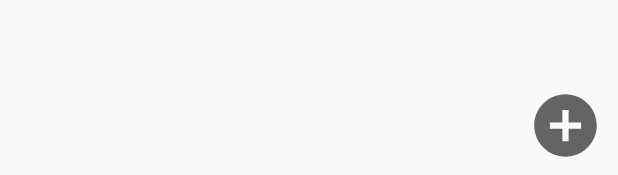
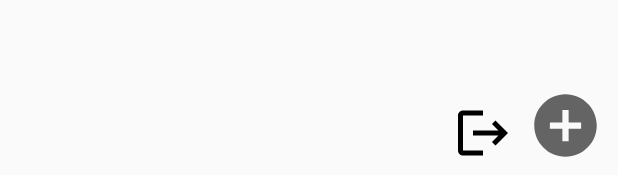
Before and after one commit to sudeepsawant10/Todo-App, an Android app: the layout activity_main.xml on its own in the app's theme, with its tools: preview values and no code run, on a phone screen of 412 x 824 dp. Shown: the part 1058-1233 px from the top of the screen. Run offline under Robolectric (Android 15) with nearby library versions, the phone set to English and light mode, and no system bars.

```diff
--- a/app/src/main/java/com/sudeep/todoapp/util/Common.java
+++ b/app/src/main/java/com/sudeep/todoapp/util/Common.java
@@ -3,4 +3,5 @@ package com.sudeep.todoapp.util;
 public class Common {
     public static final String CL_TX_CHECKLISTS = "cl_tx_checklists";
     public static final String CL_TX_USERS = "cl_tx_users";
+    public static final String C_KEY_APP_LOGIN_VALUES = "c_key_app_login_values";
 }
--- /dev/null
+++ b/app/src/main/res/drawable/img_logout_24.xml
@@ -0,0 +1,5 @@
+<vector android:autoMirrored="true" android:height="24dp"
+    android:tint="#000000" android:viewportHeight="24"
+    android:viewportWidth="24" android:width="24dp" xmlns:android="http://schemas.android.com/apk/res/android">
+    <path android:fillColor="@android:color/white" android:pathData="M17,7l-1.41,1.41L18.17,11H8v2h10.17l-2.58,2.58L17,17l5,-5zM4,5h8V3H4c-1.1,0 -2,0.9 -2,2v14c0,1.1 0.9,2 2,2h8v-2H4V5z"/>
+</vector>
--- a/app/src/main/res/layout/activity_login.xml
+++ b/app/src/main/res/layout/activity_login.xml
@@ -51,8 +51,8 @@
     <TextView
         android:layout_width="wrap_content"
         android:layout_height="wrap_content"
-        android:id="@+id/tvGoToLogin"
-        android:text="Already have an Account"
+        android:id="@+id/tvGoToSignUp"
+        android:text="Sign up"
         android:textAppearance="@style/TextAppearance.AppCompat.Small"
         android:layout_margin="10dp"/>
 
--- a/app/src/main/res/layout/activity_main.xml
+++ b/app/src/main/res/layout/activity_main.xml
@@ -52,5 +52,14 @@
         app:layout_constraintBottom_toBottomOf="parent"
         app:layout_constraintEnd_toEndOf="parent" />
 
+    <ImageView
+        android:id="@+id/ivLogout"
+        android:layout_width="@dimen/dimen_40dp"
+        android:layout_height="@dimen/dimen_40dp"
+        android:layout_margin="@dimen/dimen_10dp"
+        android:src="@drawable/img_logout_24"
+        app:layout_constraintBottom_toBottomOf="parent"
+        app:layout_constraintEnd_toStartOf="@id/ivAddToList" />
+
 
 </androidx.constraintlayout.widget.ConstraintLayout>
```
Also changed, not shown: app/src/main/AndroidManifest.xml (+6 -4 lines), app/src/main/java/com/sudeep/todoapp/LauncherActivity.java (+15 -0 lines), app/src/main/java/com/sudeep/todoapp/LoginActivity.java (+45 -1 lines), app/src/main/java/com/sudeep/todoapp/firebase/FirebaseAuthManger.java (+59 -0 lines), app/src/main/java/com/sudeep/todoapp/firebase/FirebaseDbManger.java (+29 -0 lines), app/src/main/java/com/sudeep/todoapp/home/MainActivity.java (+16 -1 lines), app/src/main/java/com/sudeep/todoapp/util/PreferenceHelper.java (added, +21 -0 lines).
